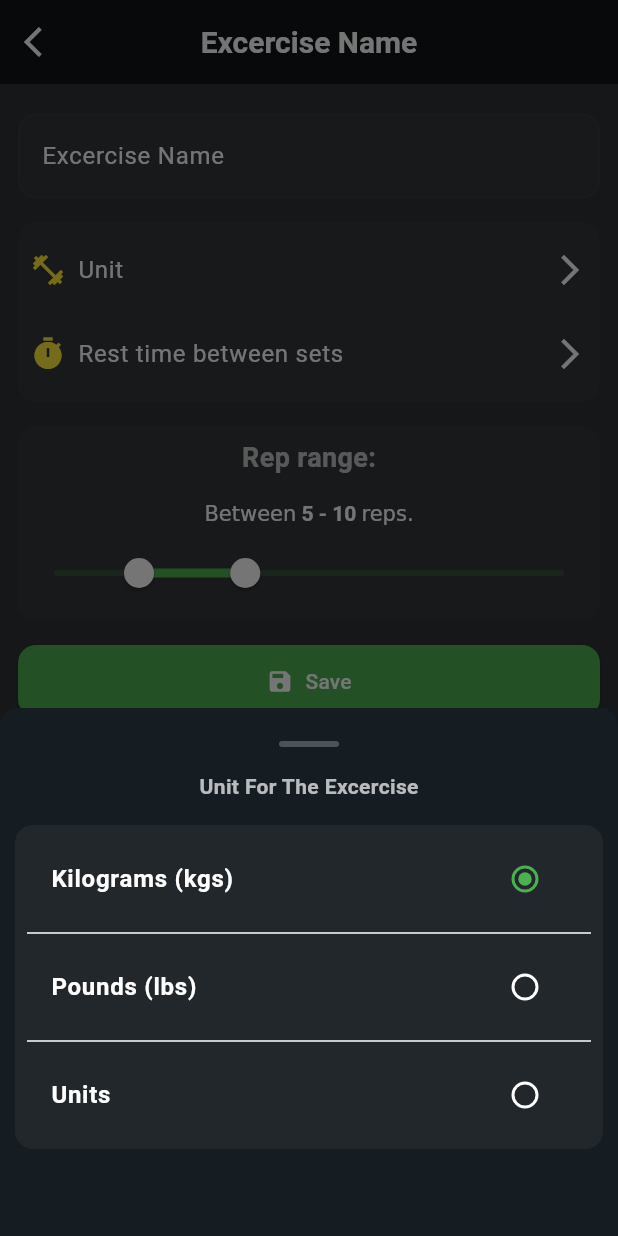
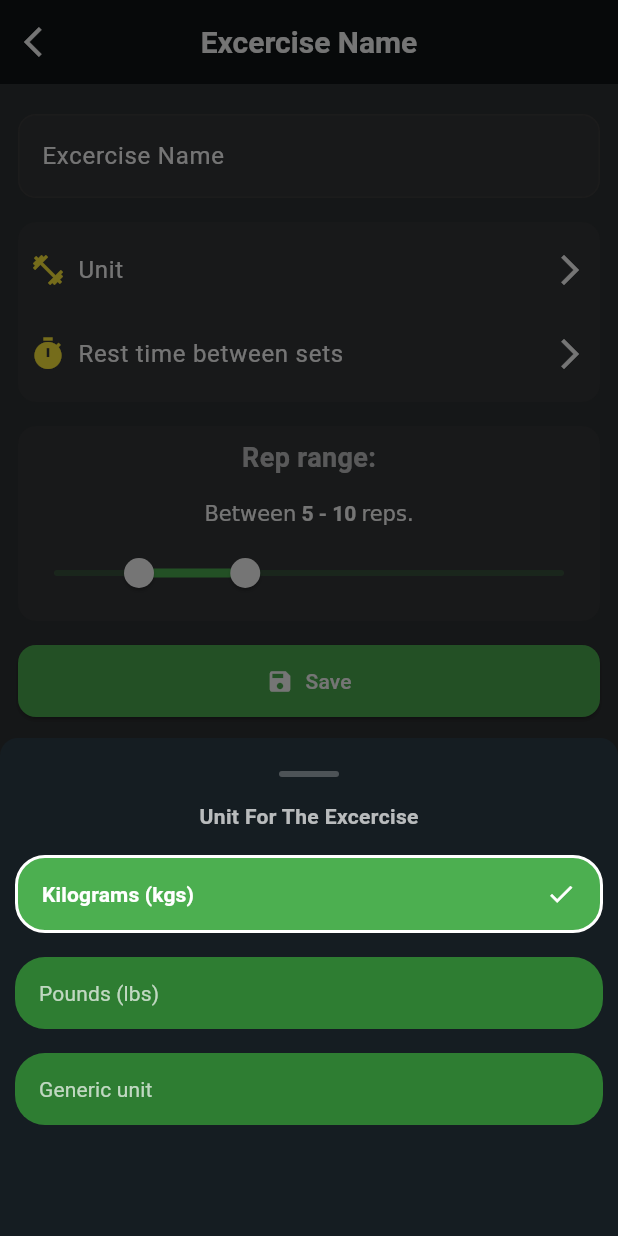
Before and after one commit to diegoZarateFer/gym-tracker-prototype, a Flutter app: the ExcerciseSettingsPage screen opened by its route, after a tap on "Unit", on a phone screen of 412 x 824 dp. Run offline on Flutter 3.47's test engine with Material 3 defaults, Android fonts, the phone set to English and light mode, and no system bars; our stand-ins replace fl_chart, google_fonts, just_audio, logger, percent_indicator, permission_handler and 1 more; missing offline and left inert: alarm.

Commit message:
refactor<ui>: C,biando diseño del selector de unidades de ejercicios.

```diff
--- a/lib/pages/widgets/check_button.dart
+++ b/lib/pages/widgets/check_button.dart
@@ -4,12 +4,14 @@ class CheckButton extends StatelessWidget {
   const CheckButton({
     super.key,
     required this.isChecked,
-    required this.label,
+    required this.title,
+    this.subtitle,
     required this.onPressed,
   });
 
   final bool isChecked;
-  final String label;
+  final String title;
+  final String? subtitle;
   final void Function() onPressed;
 
   @override
@@ -33,12 +35,29 @@ class CheckButton extends StatelessWidget {
           ),
           child: Row(
             children: [
-              Text(
-                label,
-                style: TextStyle(
-                  fontWeight: isChecked ? FontWeight.bold : FontWeight.normal,
-                  color: isChecked ? Colors.white : Colors.white70,
-                ),
+              Column(
+                children: [
+                  Text(
+                    title,
+                    style: TextStyle(
+                      fontWeight: isChecked
+                          ? FontWeight.bold
+                          : FontWeight.normal,
+                      color: isChecked ? Colors.white : Colors.white70,
+                    ),
+                  ),
+                  if (subtitle != null) const SizedBox(height: 4),
+                  if (subtitle != null)
+                    Text(
+                      subtitle!,
+                      style: TextStyle(
+                        fontWeight: isChecked
+                            ? FontWeight.bold
+                            : FontWeight.normal,
+                        color: isChecked ? Colors.white : Colors.white70,
+                      ),
+                    ),
+                ],
               ),
               const Spacer(),
               if (isChecked) Icon(Icons.check, size: 20),
--- a/lib/pages/widgets/dialogs/chart_time_interval_selector_dialog.dart
+++ b/lib/pages/widgets/dialogs/chart_time_interval_selector_dialog.dart
@@ -92,7 +92,7 @@ class _ChartTimeIntervalSelectorDialogState
                         in ChartTimeInterval.values.reversed) ...[
                       CheckButton(
                         isChecked: timePeriod == _selectedChartTimeInterval,
-                        label: timePeriod.label,
+                        title: timePeriod.label,
                         onPressed: () {
                           setState(() {
                             _selectedChartTimeInterval = timePeriod;
--- a/lib/pages/widgets/dialogs/unit_selector_dialog.dart
+++ b/lib/pages/widgets/dialogs/unit_selector_dialog.dart
@@ -1,5 +1,6 @@
 import 'package:flutter/material.dart';
 import 'package:gym_tracker_ui/core/extensions/context_ext.dart';
+import 'package:gym_tracker_ui/pages/widgets/check_button.dart';
 import 'package:gym_tracker_ui/pages/widgets/modal_bottom_handle.dart';
 
 enum Unit { units, kgs, lbs }
@@ -12,16 +13,19 @@ class UnitSelectorDialog extends StatefulWidget {
 }
 
 class _UnitSelectorDialogState extends State<UnitSelectorDialog> {
+  ///
   /// Unidad de medida seleccionada.
   ///
-  Unit __selectedUnit = Unit.kgs;
+  Unit _selectedUnit = Unit.kgs;
 
-  /// Handler para cambiar unidades.
   ///
-  void _changeUnitHandler(Unit? newSelectedUnit) {
+  /// Cmabiar la ubidiad selecionada.
+  ///
+  void _changeSelectedUnit(Unit unit) {
     setState(() {
-      __selectedUnit = newSelectedUnit ?? Unit.units;
+      _selectedUnit = unit;
     });
+    Navigator.of(context).pop();
   }
 
   @override
@@ -39,54 +43,34 @@ class _UnitSelectorDialogState extends State<UnitSelectorDialog> {
               style: TextStyle(fontWeight: FontWeight.bold),
             ),
             const SizedBox(height: 16),
-            Container(
-              decoration: BoxDecoration(
-                color: Theme.of(context).inputDecorationTheme.fillColor,
-                borderRadius: BorderRadius.circular(12),
-              ),
-              child: Padding(
-                padding: const EdgeInsets.all(8),
-                child: Column(
-                  mainAxisSize: MainAxisSize.min,
-                  children: [
-                    RadioListTile<Unit>(
-                      value: Unit.kgs,
-                      groupValue: __selectedUnit,
-                      title: const Text(
-                        "Kilograms (kgs)",
-                        style: TextStyle(fontWeight: FontWeight.bold),
-                      ),
-                      onChanged: _changeUnitHandler,
-                      activeColor: Theme.of(context).colorScheme.primary,
-                      controlAffinity: ListTileControlAffinity.trailing,
-                    ),
-                    const Divider(),
-                    RadioListTile<Unit>(
-                      value: Unit.lbs,
-                      groupValue: __selectedUnit,
-                      title: const Text(
-                        "Pounds (lbs)",
-                        style: TextStyle(fontWeight: FontWeight.bold),
-                      ),
-                      onChanged: _changeUnitHandler,
-                      activeColor: Theme.of(context).colorScheme.primary,
-                      controlAffinity: ListTileControlAffinity.trailing,
-                    ),
-                    const Divider(),
-                    RadioListTile<Unit>(
-                      value: Unit.units,
-                      groupValue: __selectedUnit,
-                      title: const Text(
-                        "Units",
-                        style: TextStyle(fontWeight: FontWeight.bold),
-                      ),
-                      onChanged: _changeUnitHandler,
-                      activeColor: Theme.of(context).colorScheme.primary,
-                      controlAffinity: ListTileControlAffinity.trailing,
-                    ),
-                  ],
+            Column(
+              mainAxisSize: MainAxisSize.min,
+              children: [
+                CheckButton(
+                  isChecked: _selectedUnit == Unit.kgs,
+                  title: "Kilograms (kgs)",
+                  onPressed: () {
+                    _changeSelectedUnit(Unit.kgs);
+                  },
                 ),
-              ),
+                const SizedBox(height: 16),
+                CheckButton(
+                  isChecked: _selectedUnit == Unit.lbs,
+                  title: "Pounds (lbs)",
+                  onPressed: () {
+                    _changeSelectedUnit(Unit.lbs);
+                  },
+                ),
+                const SizedBox(height: 16),
+                CheckButton(
+                  isChecked: _selectedUnit == Unit.units,
+                  title: "Generic unit",
+                  onPressed: () {
+                    _changeSelectedUnit(Unit.units);
+                  },
+                ),
+                const SizedBox(height: 16),
+              ],
             ),
           ],
         ),
```
Also changed, not shown: lib/pages/widgets/dialogs/intensity_indicator_selector_dialog.dart (+49 -74 lines).
